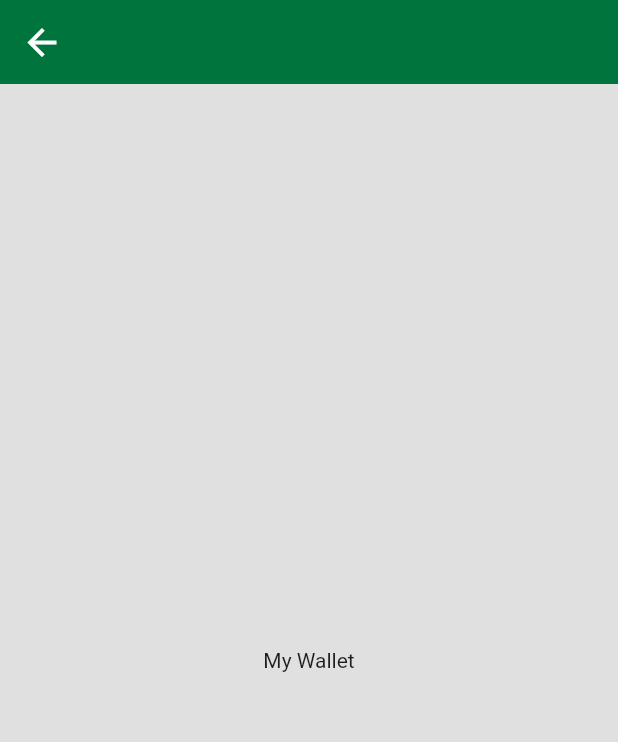
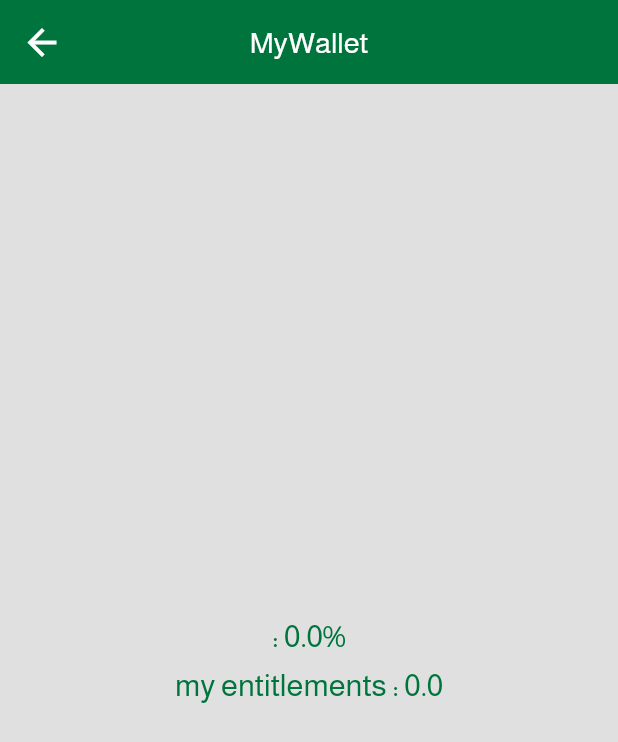
Before and after one commit to MohammadAssaf10/asrar_employee_app, a Flutter app: the MyWalletScreen screen opened directly, on a phone screen of 412 x 824 dp. Shown: the top 742 px of the screen. Run offline on Flutter 3.47's test engine with Material 2 defaults, Android fonts, the phone set to English and light mode, and no system bars; our stand-ins replace audioplayers, bloc, cached_network_image, cloud_firestore, dartz, equatable and 14 more; missing offline and left inert: flutter_sound; accounts and stored records are empty; project files that could hold a hidden picture were left out.

Commit message:
add the wallet

```diff
--- a/assets/translations/ar.json
+++ b/assets/translations/ar.json
@@ -87,6 +87,8 @@
   "price": "السعر",
   "accept": "قبول",
   "cancel": "الإلغاء",
+  "myEntitlements": "مستحقاتي",
+  "appFee": "رسوم التطبيق",
 
   "confirm?": "تاكيد؟",
   "completedSuccessfully": "تمت بنجاح",
--- a/assets/translations/en.json
+++ b/assets/translations/en.json
@@ -90,6 +90,8 @@
   "price": "Price",
   "accept": "accept",
   "cancel": "cancel",
+  "myEntitlements": "my entitlements",
+  "app fee": "app fee",
 
   "confirm?": "Confirm?",
   "completedSuccessfully": "completed successfully",
--- a/lib/config/strings_manager.dart
+++ b/lib/config/strings_manager.dart
@@ -82,6 +82,8 @@ class AppStrings {
   static const String fieldCantBeEmpty = "field_cant_be_empty";
   static const String enterNewPassword = "enter_new_password";
   static const String searchCountry = "search_country";
+  static const String myEntitlements = "myEntitlements";
+  static const String appFee = "appFee";
 
   static const String termsOfUse = "terms_of_use";
   static const String pending = "pending";
--- a/lib/features/home/data/repositories/firebase_service_order_repository.dart
+++ b/lib/features/home/data/repositories/firebase_service_order_repository.dart
@@ -7,6 +7,7 @@ import '../../../../core/data/failure.dart';
 import '../../../auth/domain/entities/employee.dart';
 import '../../domain/entities/service_order.dart';
 import '../../domain/repositories/service_order_repository.dart';
+import 'financial_entitlements_repository.dart';
 
 class FirebaseServiceOrderRepository extends ServiceOrderRepository {
   final FirebaseFirestore _firestore = FirebaseFirestore.instance;
@@ -47,6 +48,10 @@ class FirebaseServiceOrderRepository extends ServiceOrderRepository {
         .collection(FireBaseConstants.serviceOrder)
         .doc(serviceOrder.id.toString())
         .update({"status": OrderStatus.completed.name});
+
+    await FinancialEntitlementsRepository().addFinancialEntitlements(
+        serviceOrder.employee, double.parse(serviceOrder.service.servicePrice));
+
     return const Right(null);
   }
 
--- /dev/null
+++ b/lib/features/home/data/repositories/my_wallet_repository.dart
@@ -0,0 +1,30 @@
+import 'package:cloud_firestore/cloud_firestore.dart';
+import 'package:dartz/dartz.dart';
+
+import '../../../../core/data/exception_handler.dart';
+import '../../../../core/data/failure.dart';
+import '../../../auth/domain/entities/employee.dart';
+import '../../domain/entities/my_wallet.dart';
+import 'financial_entitlements_repository.dart';
+
+class MyWalletRepository {
+  final FirebaseFirestore _firestore = FirebaseFirestore.instance;
+
+  Future<Either<Failure, MyWallet>> getData(Employee employee) async {
+    try {
+      MyWallet myWallet = MyWallet.fromMap(
+          (await _firestore.collection(kFinancialEntitlements).doc(employee.employeeID).get())
+                  .data() ??
+              {});
+
+      myWallet = myWallet.copyWith(
+          appNet: double.parse(
+              ((await _firestore.collection('net').doc('appNet').get()).data()?['appNet'] ?? 0)
+                  .toString()));
+
+      return Right(myWallet);
+    } catch (e) {
+      return Left(ExceptionHandler.handle(e).failure);
+    }
+  }
+}
--- /dev/null
+++ b/lib/features/home/domain/entities/my_wallet.dart
@@ -0,0 +1,56 @@
+import 'dart:convert';
+
+class MyWallet {
+  double amount;
+  double appNet;
+
+  MyWallet({
+    required this.amount,
+    required this.appNet,
+  });
+
+  MyWallet copyWith({
+    double? amount,
+    double? appNet,
+  }) {
+    return MyWallet(
+      amount: amount ?? this.amount,
+      appNet: appNet ?? this.appNet,
+    );
+  }
+
+  Map<String, dynamic> toMap() {
+    final result = <String, dynamic>{};
+
+    result.addAll({'amount': amount});
+    result.addAll({'appNet': appNet});
+
+    return result;
+  }
+
+  factory MyWallet.fromMap(Map<String, dynamic> map) {
+    return MyWallet(
+      amount: map['amount']?.toDouble() ?? 0.0,
+      appNet: map['appNet']?.toDouble() ?? 0.0,
+    );
+  }
+
+  String toJson() => json.encode(toMap());
+
+  factory MyWallet.fromJson(String source) => MyWallet.fromMap(json.decode(source));
+
+  @override
+  String toString() => 'MyWallet(amount: $amount, appNet: $appNet)';
+
+  @override
+  bool operator ==(Object other) {
+    if (identical(this, other)) return true;
+
+    return other is MyWallet &&
+      other.amount == amount &&
+      other.appNet == appNet;
+  }
+
+  @override
+  int get hashCode => amount.hashCode ^ appNet.hashCode;
+}
--- /dev/null
+++ b/lib/features/home/presentation/blocs/my_wallet_bloc/my_wallet_bloc.dart
@@ -0,0 +1,24 @@
+import 'package:bloc/bloc.dart';
+import 'package:equatable/equatable.dart';
+
+import '../../../../auth/domain/entities/employee.dart';
+import '../../../data/repositories/my_wallet_repository.dart';
+import '../../../domain/entities/my_wallet.dart';
+
+part 'my_wallet_event.dart';
+part 'my_wallet_state.dart';
+
+class MyWalletBloc extends Bloc<MyWalletEvent, MyWalletState> {
+  final MyWalletRepository _myWalletRepository = MyWalletRepository();
+
+  MyWalletBloc() : super(MyWalletState.init()) {
+    on<GetData>((event, emit) async {
+      (await _myWalletRepository.getData(event.employee)).fold(
+        (l) {},
+        (r) {
+          emit(state.copyWith(myWallet: r));
+        },
+      );
+    });
+  }
+}
--- /dev/null
+++ b/lib/features/home/presentation/blocs/my_wallet_bloc/my_wallet_event.dart
@@ -0,0 +1,16 @@
+part of 'my_wallet_bloc.dart';
+
+abstract class MyWalletEvent extends Equatable {
+  const MyWalletEvent();
+}
+
+class GetData extends MyWalletEvent {
+  final Employee employee;
+
+  const GetData({
+    required this.employee,
+  });
+
+  @override
+  List<Object?> get props => [employee];
+}
--- /dev/null
+++ b/lib/features/home/presentation/blocs/my_wallet_bloc/my_wallet_state.dart
@@ -0,0 +1,19 @@
+part of 'my_wallet_bloc.dart';
+
+class MyWalletState extends Equatable {
+  final MyWallet myWallet;
+
+  const MyWalletState({required this.myWallet});
+  MyWalletState.init() : myWallet = MyWallet.fromMap({});
+
+  @override
+  List<Object> get props => [];
+
+  MyWalletState copyWith({
+    MyWallet? myWallet,
+  }) {
+    return MyWalletState(
+      myWallet: myWallet ?? this.myWallet,
+    );
+  }
+}
--- a/lib/features/home/presentation/pages/main/my_wallet_screen.dart
+++ b/lib/features/home/presentation/pages/main/my_wallet_screen.dart
@@ -1,14 +1,57 @@
 import 'package:flutter/material.dart';
+import 'package:flutter_bloc/flutter_bloc.dart';
 
-class MyWalletScreen extends StatelessWidget {
+import '../../../../../config/app_localizations.dart';
+import '../../../../../config/strings_manager.dart';
+import '../../../../auth/presentation/bloc/authentication_bloc.dart';
+import '../../blocs/my_wallet_bloc/my_wallet_bloc.dart';
+
+class MyWalletScreen extends StatefulWidget {
   const MyWalletScreen({Key? key}) : super(key: key);
+
+  @override
+  State<MyWalletScreen> createState() => _MyWalletScreenState();
+}
+
+class _MyWalletScreenState extends State<MyWalletScreen> {
+  @override
+  void initState() {
+    super.initState();
+
+    var authState = BlocProvider.of<AuthenticationBloc>(context).state;
+    if (authState is AuthenticationSuccess) {
+      var employee = authState.employee;
+      BlocProvider.of<MyWalletBloc>(context).add(GetData(employee: employee));
+    }
+  }
 
   @override
   Widget build(BuildContext context) {
     return Scaffold(
-      appBar: AppBar(),
-      body: const Center(
-        child: Text("My Wallet"),
+      appBar: AppBar(
+        title: Text(AppStrings.myWallet.tr(context)),
+      ),
+      body: Center(
+        child: BlocBuilder<MyWalletBloc, MyWalletState>(
+          builder: (context, state) {
+            return Column(
+              mainAxisSize: MainAxisSize.min,
+              children: [
+                Text(
+                  "${AppStrings.appFee.tr(context)}: ${state.myWallet.appNet}%",
+                  style: Theme.of(context).textTheme.titleMedium,
+                ),
+                const SizedBox(
+                  height: 10,
+                ),
+                Text(
+                  "${AppStrings.myEntitlements.tr(context)} : ${state.myWallet.amount}",
+                  style: Theme.of(context).textTheme.titleMedium,
+                ),
+              ],
+            );
+          },
+        ),
       ),
     );
   }
```
Also changed, not shown: lib/core/app/app.dart (+5 -6 lines), lib/features/auth/data/data_sources/firebase_auth_helper.dart (+10 -22 lines), lib/features/home/data/repositories/financial_entitlements_repository.dart (added, +49 -0 lines), lib/features/home/domain/entities/financial_entitlements.dart (added, +79 -0 lines).
